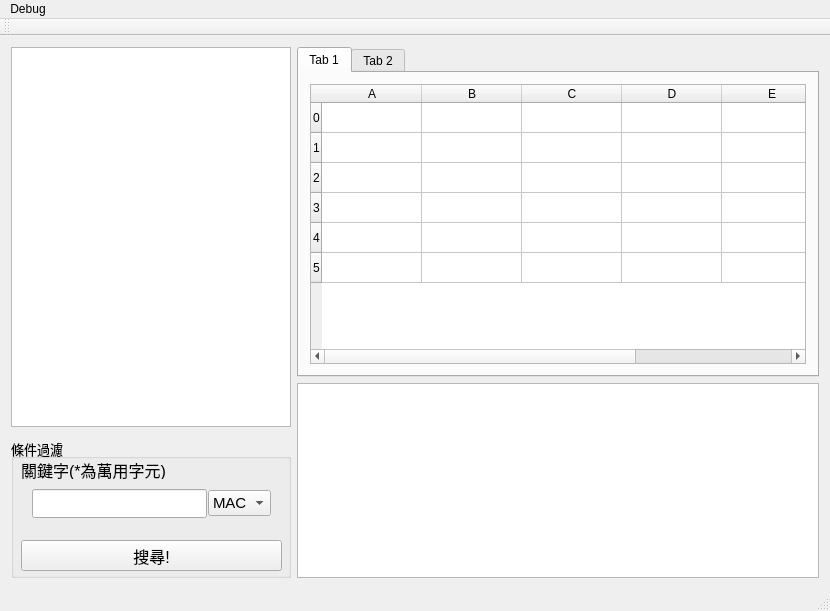
First picture: the form in ui/mainwindow.ui, repository GGORZ10227216/WIFI_tracker_MTK, before the edit.
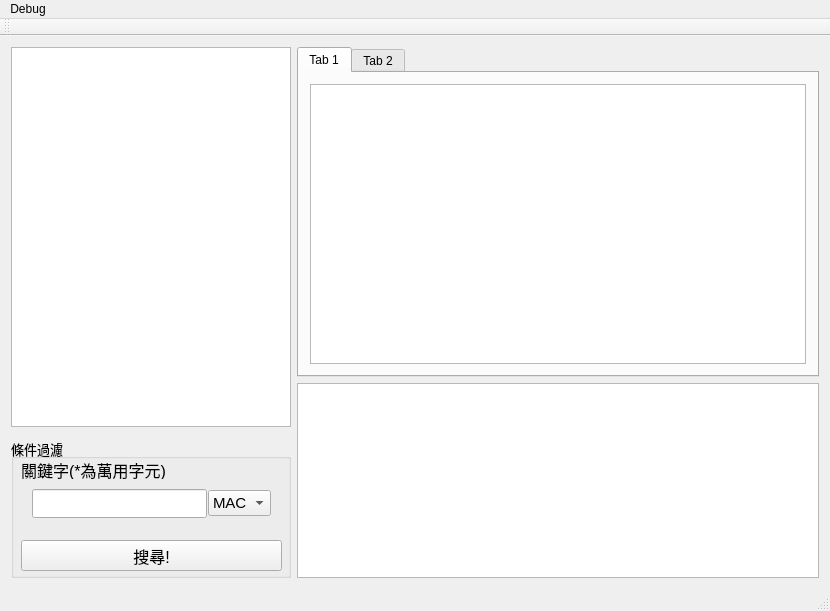
Second picture: the form after the edit.

Diff of the .ui file:
```diff
--- a/ui/mainwindow.ui
+++ b/ui/mainwindow.ui
@@ -206,156 +206,9 @@
            <layout class="QHBoxLayout" name="horizontalLayout_4">
             <item>
              <widget class="QTableWidget" name="tableWidget">
-              <row>
-               <property name="text">
-                <string>0</string>
-               </property>
-              </row>
-              <row>
-               <property name="text">
-                <string>1</string>
-               </property>
-              </row>
-              <row>
-               <property name="text">
-                <string>2</string>
-               </property>
-              </row>
-              <row>
-               <property name="text">
-                <string>3</string>
-               </property>
-              </row>
-              <row>
-               <property name="text">
-                <string>4</string>
-               </property>
-              </row>
-              <row>
-               <property name="text">
-                <string>5</string>
-               </property>
-              </row>
-              <column>
-               <property name="text">
-                <string>A</string>
-               </property>
-              </column>
-              <column>
-               <property name="text">
-                <string>B</string>
-               </property>
-              </column>
-              <column>
-               <property name="text">
-                <string>C</string>
-               </property>
-              </column>
-              <column>
-               <property name="text">
-                <string>D</string>
-               </property>
-              </column>
-              <column>
-               <property name="text">
-                <string>E</string>
-               </property>
-              </column>
-              <column>
-               <property name="text">
-                <string>F</string>
-               </property>
-              </column>
-              <item row="0" column="0">
-               <property name="text">
-                <string/>
-               </property>
-              </item>
-              <item row="0" column="1">
-               <property name="text">
-                <string/>
-               </property>
-              </item>
-              <item row="0" column="2">
-               <property name="text">
-                <string/>
-               </property>
-              </item>
-              <item row="0" column="3">
-               <property name="text">
-                <string/>
-               </property>
-              </item>
-              <item row="0" column="4">
-               <property name="text">
-                <string/>
-               </property>
-              </item>
-              <item row="1" column="0">
-               <property name="text">
-                <string/>
-               </property>
-              </item>
-              <item row="1" column="1">
-               <property name="text">
-                <string/>
-               </property>
-              </item>
-              <item row="1" column="2">
-               <property name="text">
-                <string/>
-               </property>
-              </item>
-              <item row="1" column="3">
-               <property name="text">
-                <string/>
-               </property>
-              </item>
-              <item row="2" column="0">
-               <property name="text">
-                <string/>
-               </property>
-              </item>
-              <item row="2" column="1">
-               <property name="text">
-                <string/>
-               </property>
-              </item>
-              <item row="2" column="2">
-               <property name="text">
-                <string/>
-               </property>
-              </item>
-              <item row="2" column="3">
-               <property name="text">
-                <string/>
-               </property>
-              </item>
-              <item row="2" column="4">
-               <property name="text">
-                <string/>
-               </property>
-              </item>
-              <item row="3" column="0">
-               <property name="text">
-                <string/>
-               </property>
-              </item>
-              <item row="3" column="1">
-               <property name="text">
-                <string/>
-               </property>
-              </item>
-              <item row="3" column="2">
-               <property name="text">
-                <string/>
-               </property>
-              </item>
-              <item row="3" column="3">
-               <property name="text">
-                <string/>
-               </property>
-              </item>
+              <attribute name="verticalHeaderCascadingSectionResizes">
+               <bool>true</bool>
+              </attribute>
              </widget>
             </item>
            </layout>
```
